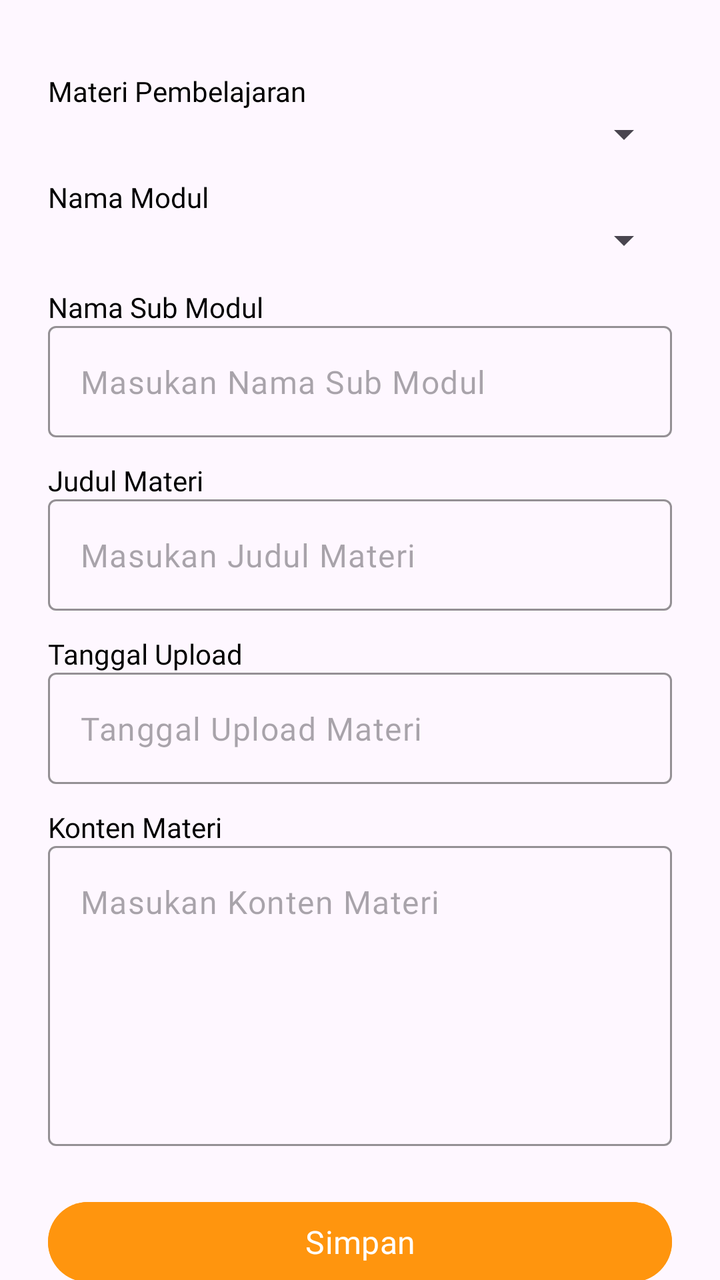
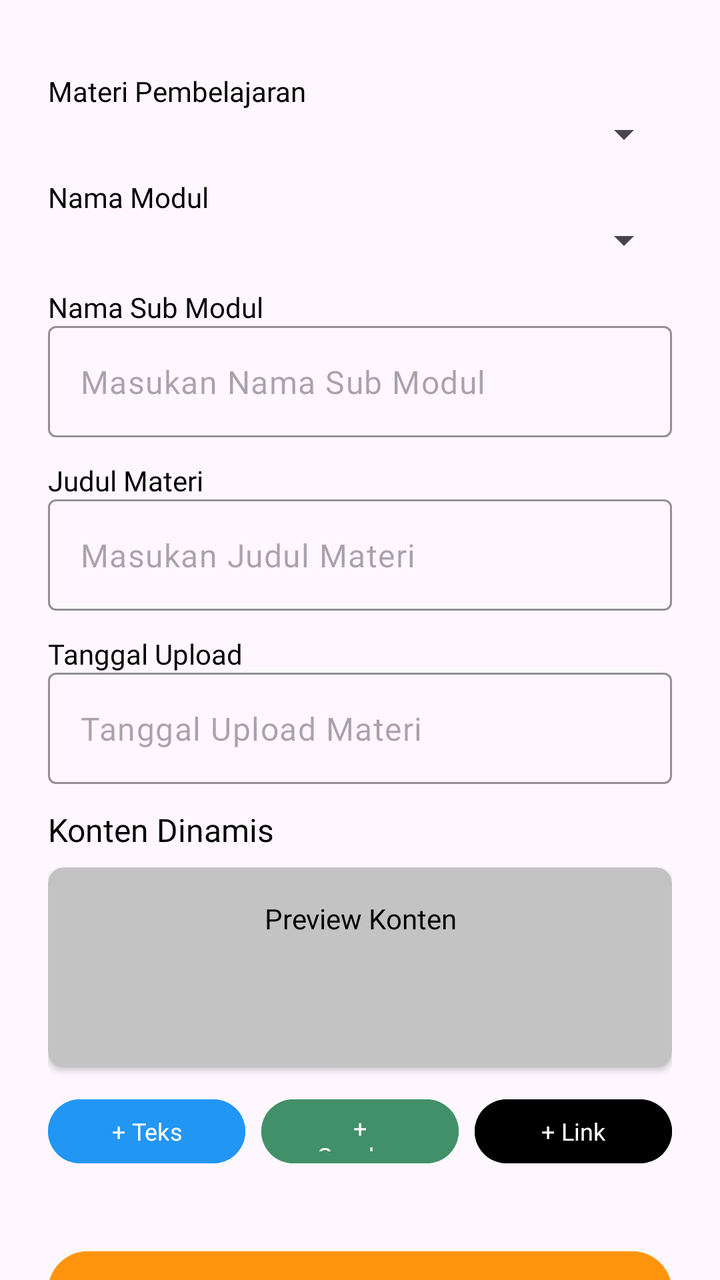

An Android layout rendered at two revisions. The XML below is the earlier revision; the diff shows what the commit changed to produce the second picture.
<!-- AndroidManifest.xml: another module's application theme Theme.PintuLogika -->
<!-- res/layout/fragment_tambah_materi.xml -->
<?xml version="1.0" encoding="utf-8"?>
<androidx.constraintlayout.widget.ConstraintLayout xmlns:android="http://schemas.android.com/apk/res/android"
    xmlns:app="http://schemas.android.com/apk/res-auto"
    xmlns:tools="http://schemas.android.com/tools"
    android:layout_width="match_parent"
    android:layout_height="match_parent"
    android:elevation="0dp"
    tools:context=".tambah_materi.TambahMateriFragment">

    
    <androidx.core.widget.NestedScrollView
        android:id="@+id/scroll_container"
        android:layout_width="match_parent"
        android:layout_height="0dp"
        android:layout_marginTop="20dp"
        android:fillViewport="true"
        android:orientation="vertical"
        app:layout_constraintEnd_toEndOf="parent"
        app:layout_constraintStart_toStartOf="parent"
        app:layout_constraintTop_toTopOf="parent"
        app:layout_constraintBottom_toBottomOf="parent">

        <LinearLayout
            android:layout_width="match_parent"
            android:layout_height="wrap_content"
            android:orientation="vertical"
            android:paddingHorizontal="24dp"
            android:paddingTop="16dp"
            android:paddingBottom="32dp">

            <TextView
                android:layout_height="wrap_content"
                android:layout_width="match_parent"
                android:textSize="14sp"
                android:textColor="@color/black"
                android:fontFamily="@font/poppins_medium"
                android:text="Materi Pembelajaran" />

            <com.google.android.material.textfield.TextInputLayout
                android:id="@+id/til_materi_pembelajaran"
                style="@style/Widget.Material3.TextInputLayout.OutlinedBox"
                android:layout_width="match_parent"
                android:layout_height="wrap_content"
                app:boxStrokeColor="@color/orange_medium">

                
                
                
                
                
                
                

                <Spinner
                    android:id="@+id/spinnerMateriPembelajaran"
                    android:layout_width="match_parent"
                    android:layout_height="wrap_content" />

            </com.google.android.material.textfield.TextInputLayout>


            
            <TextView
                android:layout_width="wrap_content"
                android:layout_height="wrap_content"
                android:fontFamily="@font/poppins_medium"
                android:text="Nama Modul"
                android:layout_marginTop="10dp"
                android:textColor="@color/black"
                android:textSize="14sp" />

            <com.google.android.material.textfield.TextInputLayout
                android:id="@+id/til_nama_module"
                style="@style/Widget.Material3.TextInputLayout.OutlinedBox"
                android:layout_width="match_parent"
                android:layout_height="wrap_content"
                app:boxStrokeColor="@color/orange_medium">









                <Spinner
                    android:id="@+id/spinnerModul"
                    android:layout_width="match_parent"
                    android:layout_height="wrap_content"/>

            </com.google.android.material.textfield.TextInputLayout>

            
            <Space
                android:layout_width="match_parent"
                android:layout_height="12dp" />

            

            <TextView
                android:layout_width="wrap_content"
                android:layout_height="wrap_content"
                android:fontFamily="@font/poppins_medium"
                android:text="Nama Sub Modul"
                android:textColor="@color/black"
                android:textSize="14sp" />

            <com.google.android.material.textfield.TextInputLayout
                android:id="@+id/til_nama_submodul"
                style="@style/Widget.Material3.TextInputLayout.OutlinedBox"
                android:layout_width="match_parent"
                android:layout_height="wrap_content"
                app:hintEnabled="false"
                app:boxStrokeColor="@color/orange_medium">

                <com.google.android.material.textfield.TextInputEditText
                    android:id="@+id/et_nama_submodul"
                    android:layout_width="match_parent"
                    android:layout_height="wrap_content"
                    android:hint="Masukan Nama Sub Modul"
                    android:fontFamily="@font/poppins_medium"
                    android:textColor="@color/black" />


            </com.google.android.material.textfield.TextInputLayout>

            <Space
                android:layout_width="match_parent"
                android:layout_height="12dp" />

            
            <TextView
                android:layout_width="wrap_content"
                android:layout_height="wrap_content"
                android:fontFamily="@font/poppins_medium"
                android:text="Judul Materi"
                android:textColor="@color/black"
                android:textSize="14sp" />

            <com.google.android.material.textfield.TextInputLayout
                android:id="@+id/til_judul_materi"
                style="@style/Widget.Material3.TextInputLayout.OutlinedBox"
                android:layout_width="match_parent"
                android:layout_height="wrap_content"
                app:hintEnabled="false"
                app:boxStrokeColor="@color/orange_medium">

                <com.google.android.material.textfield.TextInputEditText
                    android:id="@+id/et_judul_materi"
                    android:layout_width="match_parent"
                    android:layout_height="wrap_content"
                    android:hint="Masukan Judul Materi"
                    android:fontFamily="@font/poppins_medium"
                    android:textColor="@color/black" />
            </com.google.android.material.textfield.TextInputLayout>

            <Space
                android:layout_width="match_parent"
                android:layout_height="12dp" />

            
            <TextView
                android:layout_width="wrap_content"
                android:layout_height="wrap_content"
                android:fontFamily="@font/poppins_medium"
                android:text="Tanggal Upload"
                android:textColor="@color/black"
                android:textSize="14sp" />

            <com.google.android.material.textfield.TextInputLayout
                android:id="@+id/til_tanggal_upload"
                style="@style/Widget.Material3.TextInputLayout.OutlinedBox"
                android:layout_width="match_parent"
                android:layout_height="wrap_content"
                app:hintEnabled="false"
                app:boxStrokeColor="@color/orange_medium"
                app:endIconMode="custom">

                <com.google.android.material.textfield.TextInputEditText
                    android:id="@+id/et_tanggal_upload"
                    android:layout_width="match_parent"
                    android:layout_height="wrap_content"
                    android:focusable="false"
                    android:fontFamily="@font/poppins_medium"
                    android:inputType="date"
                    android:hint="Tanggal Upload Materi"
                    android:textColor="@color/black" />
            </com.google.android.material.textfield.TextInputLayout>

            <Space
                android:layout_width="match_parent"
                android:layout_height="12dp" />

            
            <TextView
                android:layout_width="wrap_content"
                android:layout_height="wrap_content"
                android:fontFamily="@font/poppins_medium"
                android:text="Konten Materi"
                android:textColor="@color/black"
                android:textSize="14sp" />

            <com.google.android.material.textfield.TextInputLayout
                android:id="@+id/til_konten"
                style="@style/Widget.Material3.TextInputLayout.OutlinedBox"
                android:layout_width="match_parent"
                android:layout_height="wrap_content"
                app:hintEnabled="false"
                app:boxStrokeColor="@color/orange_medium">

                <com.google.android.material.textfield.TextInputEditText
                    android:id="@+id/et_konten"
                    android:layout_width="match_parent"
                    android:layout_height="150dp"
                    android:fontFamily="@font/poppins_medium"
                    android:gravity="start|top"
                    android:hint="Masukan Konten Materi"
                    android:inputType="textMultiLine"
                    android:textColor="@color/black" />
            </com.google.android.material.textfield.TextInputLayout>

            
            <Button
                android:id="@+id/btn_simpan"
                android:layout_width="match_parent"
                android:layout_height="48dp"
                android:layout_marginTop="24dp"
                android:backgroundTint="@color/orange_medium"
                android:fontFamily="@font/poppins_medium"
                android:stateListAnimator="@null"
                android:text="Simpan"
                android:textAllCaps="false"
                android:textColor="@color/white"
                android:textSize="16sp" />
        </LinearLayout>
    </androidx.core.widget.NestedScrollView>

</androidx.constraintlayout.widget.ConstraintLayout>
<!-- resources referenced by this layout -->
<resources>
  <color name="black">#FF000000</color>
  <color name="orange_medium">#FF950E</color>
  <color name="white">#FFFFFFFF</color>
  <style name="Theme.PintuLogika" parent="Base.Theme.PintuLogika" />
  <style name="Base.Theme.PintuLogika" parent="Theme.Material3.DayNight.NoActionBar">
          
          
      </style>
</resources>

<!-- the commit's change to res/layout/fragment_tambah_materi.xml (unified diff, before → after) -->
@@ -28,6 +28,7 @@
             android:paddingTop="16dp"
             android:paddingBottom="32dp">
 
+            
             <TextView
                 android:layout_height="wrap_content"
                 android:layout_width="match_parent"
@@ -43,21 +44,12 @@
                 android:layout_height="wrap_content"
                 app:boxStrokeColor="@color/orange_medium">
 
-                
-                
-                
-                
-                
-                
-                
-
                 <Spinner
                     android:id="@+id/spinnerMateriPembelajaran"
                     android:layout_width="match_parent"
                     android:layout_height="wrap_content" />
 
             </com.google.android.material.textfield.TextInputLayout>
-
 
             
             <TextView
@@ -76,14 +68,6 @@
                 android:layout_height="wrap_content"
                 app:boxStrokeColor="@color/orange_medium">
 
-
-
-
-
-
-
-
-
                 <Spinner
                     android:id="@+id/spinnerModul"
                     android:layout_width="match_parent"
@@ -91,13 +75,11 @@
 
             </com.google.android.material.textfield.TextInputLayout>
 
-            
             <Space
                 android:layout_width="match_parent"
                 android:layout_height="12dp" />
 
             
-
             <TextView
                 android:layout_width="wrap_content"
                 android:layout_height="wrap_content"
@@ -121,7 +103,6 @@
                     android:hint="Masukan Nama Sub Modul"
                     android:fontFamily="@font/poppins_medium"
                     android:textColor="@color/black" />
-
 
             </com.google.android.material.textfield.TextInputLayout>
 
@@ -196,29 +177,317 @@
             <TextView
                 android:layout_width="wrap_content"
                 android:layout_height="wrap_content"
-                android:fontFamily="@font/poppins_medium"
-                android:text="Konten Materi"
+                android:fontFamily="@font/poppins_bold"
+                android:text="Konten Dinamis"
                 android:textColor="@color/black"
-                android:textSize="14sp" />
-
-            <com.google.android.material.textfield.TextInputLayout
-                android:id="@+id/til_konten"
-                style="@style/Widget.Material3.TextInputLayout.OutlinedBox"
-                android:layout_width="match_parent"
-                android:layout_height="wrap_content"
-                app:hintEnabled="false"
-                app:boxStrokeColor="@color/orange_medium">
-
-                <com.google.android.material.textfield.TextInputEditText
-                    android:id="@+id/et_konten"
-                    android:layout_width="match_parent"
-                    android:layout_height="150dp"
-                    android:fontFamily="@font/poppins_medium"
-                    android:gravity="start|top"
-                    android:hint="Masukan Konten Materi"
-                    android:inputType="textMultiLine"
-                    android:textColor="@color/black" />
-            </com.google.android.material.textfield.TextInputLayout>
+                android:textSize="16sp"
+                android:layout_marginBottom="8dp" />
+
+            
+            <LinearLayout
+                android:id="@+id/dynamic_content_container"
+                android:layout_width="match_parent"
+                android:layout_height="wrap_content"
+                android:orientation="vertical">
+
+                
+                <androidx.cardview.widget.CardView
+                    android:layout_width="match_parent"
+                    android:layout_height="wrap_content"
+                    android:layout_marginBottom="12dp"
+                    app:cardCornerRadius="8dp"
+                    app:cardElevation="2dp"
+                    app:cardBackgroundColor="@color/gray_500">
+
+                    <LinearLayout
+                        android:id="@+id/content_preview"
+                        android:layout_width="match_parent"
+                        android:layout_height="wrap_content"
+                        android:orientation="vertical"
+                        android:padding="16dp"
+                        android:minHeight="100dp">
+
+                        <TextView
+                            android:layout_width="match_parent"
+                            android:layout_height="wrap_content"
+                            android:text="Preview Konten"
+                            android:fontFamily="@font/poppins_medium"
+                            android:textSize="14sp"
+                            android:textColor="@color/black"
+                            android:gravity="center"
+                            android:layout_gravity="center" />
+
+                    </LinearLayout>
+
+                </androidx.cardview.widget.CardView>
+
+                
+                <LinearLayout
+                    android:layout_width="match_parent"
+                    android:layout_height="wrap_content"
+                    android:orientation="horizontal"
+                    android:gravity="center"
+                    android:layout_marginBottom="12dp">
+
+                    <Button
+                        android:id="@+id/btn_add_text"
+                        android:layout_width="0dp"
+                        android:layout_height="40dp"
+                        android:layout_weight="1"
+                        android:layout_marginEnd="4dp"
+                        android:backgroundTint="@color/blue_medium"
+                        android:fontFamily="@font/poppins_medium"
+                        android:stateListAnimator="@null"
+                        android:text="+ Teks"
+                        android:textAllCaps="false"
+                        android:textColor="@color/white"
+                        android:textSize="12sp" />
+
+                    <Button
+                        android:id="@+id/btn_add_image"
+                        android:layout_width="0dp"
+                        android:layout_height="40dp"
+                        android:layout_weight="1"
+                        android:layout_marginHorizontal="4dp"
+                        android:backgroundTint="@color/green_500"
+                        android:fontFamily="@font/poppins_medium"
+                        android:stateListAnimator="@null"
+                        android:text="+ Gambar"
+                        android:textAllCaps="false"
+                        android:textColor="@color/white"
+                        android:textSize="12sp" />
+
+                    <Button
+                        android:id="@+id/btn_add_link"
+                        android:layout_width="0dp"
+                        android:layout_height="40dp"
+                        android:layout_weight="1"
+                        android:layout_marginStart="4dp"
+                        android:backgroundTint="@color/black"
+                        android:fontFamily="@font/poppins_medium"
+                        android:stateListAnimator="@null"
+                        android:text="+ Link"
+                        android:textAllCaps="false"
+                        android:textColor="@color/white"
+                        android:textSize="12sp" />
+
+                </LinearLayout>
+
+                
+                <androidx.cardview.widget.CardView
+                    android:id="@+id/editor_card"
+                    android:layout_width="match_parent"
+                    android:layout_height="wrap_content"
+                    android:visibility="gone"
+                    app:cardCornerRadius="8dp"
+                    app:cardElevation="2dp"
+                    app:cardBackgroundColor="@color/white"
+                    android:layout_marginBottom="12dp">
+
+                    <LinearLayout
+                        android:layout_width="match_parent"
+                        android:layout_height="wrap_content"
+                        android:orientation="vertical"
+                        android:padding="16dp">
+
+                        <TextView
+                            android:id="@+id/editor_title"
+                            android:layout_width="match_parent"
+                            android:layout_height="wrap_content"
+                            android:text="Tambah Konten"
+                            android:fontFamily="@font/poppins_medium"
+                            android:textSize="14sp"
+                            android:textColor="@color/black"
+                            android:layout_marginBottom="8dp" />
+
+                        
+                        <LinearLayout
+                            android:id="@+id/text_editor"
+                            android:layout_width="match_parent"
+                            android:layout_height="wrap_content"
+                            android:orientation="vertical"
+                            android:visibility="gone">
+
+                            <com.google.android.material.textfield.TextInputLayout
+                                style="@style/Widget.Material3.TextInputLayout.OutlinedBox"
+                                android:layout_width="match_parent"
+                                android:layout_height="wrap_content"
+                                app:boxStrokeColor="@color/orange_medium">
+
+                                <com.google.android.material.textfield.TextInputEditText
+                                    android:id="@+id/et_text_content"
+                                    android:layout_width="match_parent"
+                                    android:layout_height="wrap_content"
+                                    android:hint="Masukan teks"
+                                    android:fontFamily="@font/poppins_medium"
+                                    android:textColor="@color/black"
+                                    android:inputType="textMultiLine"
+                                    android:minLines="3" />
+
+                            </com.google.android.material.textfield.TextInputLayout>
+
+                            
+                            <LinearLayout
+                                android:layout_width="match_parent"
+                                android:layout_height="wrap_content"
+                                android:orientation="horizontal"
+                                android:layout_marginTop="8dp">
+
+                                <Spinner
+                                    android:id="@+id/spinner_text_style"
+                                    android:layout_width="0dp"
+                                    android:layout_height="wrap_content"
+                                    android:layout_weight="1"
+                                    android:layout_marginEnd="8dp" />
+
+                                <Spinner
+                                    android:id="@+id/spinner_text_align"
+                                    android:layout_width="0dp"
+                                    android:layout_height="wrap_content"
+                                    android:layout_weight="1" />
+
+                            </LinearLayout>
+
+                        </LinearLayout>
+
+                        
+                        <LinearLayout
+                            android:id="@+id/image_editor"
+                            android:layout_width="match_parent"
+                            android:layout_height="wrap_content"
+                            android:orientation="vertical"
+                            android:visibility="gone">
+
+                            <Button
+                                android:id="@+id/btn_select_image"
+                                android:layout_width="match_parent"
+                                android:layout_height="48dp"
+                                android:backgroundTint="@color/gray_500"
+                                android:fontFamily="@font/poppins_medium"
+                                android:stateListAnimator="@null"
+                                android:text="Pilih Gambar"
+                                android:textAllCaps="false"
+                                android:textColor="@color/white"
+                                android:textSize="14sp"
+                                android:layout_marginBottom="8dp" />
+
+                            <ImageView
+                                android:id="@+id/iv_preview"
+                                android:layout_width="match_parent"
+                                android:layout_height="150dp"
+                                android:scaleType="centerCrop"
+                                android:background="@color/blue_light"
+                                android:visibility="gone" />
+
+                            <com.google.android.material.textfield.TextInputLayout
+                                style="@style/Widget.Material3.TextInputLayout.OutlinedBox"
+                                android:layout_width="match_parent"
+                                android:layout_height="wrap_content"
+                                app:boxStrokeColor="@color/orange_medium"
+                                android:layout_marginTop="8dp">
+
+                                <com.google.android.material.textfield.TextInputEditText
+                                    android:id="@+id/et_image_caption"
+                                    android:layout_width="match_parent"
+                                    android:layout_height="wrap_content"
+                                    android:hint="Caption gambar (opsional)"
+                                    android:fontFamily="@font/poppins_medium"
+                                    android:textColor="@color/black" />
+
+                            </com.google.android.material.textfield.TextInputLayout>
+
+                            <Spinner
+                                android:id="@+id/spinner_image_align"
+                                android:layout_width="match_parent"
+                                android:layout_height="wrap_content"
+                                android:layout_marginTop="8dp" />
+
+                        </LinearLayout>
+
+                        
+                        <LinearLayout
+                            android:id="@+id/link_editor"
+                            android:layout_width="match_parent"
+                            android:layout_height="wrap_content"
+                            android:orientation="vertical"
+                            android:visibility="gone">
+
+                            <com.google.android.material.textfield.TextInputLayout
+                                style="@style/Widget.Material3.TextInputLayout.OutlinedBox"
+                                android:layout_width="match_parent"
+                                android:layout_height="wrap_content"
+                                app:boxStrokeColor="@color/orange_medium"
+                                android:layout_marginBottom="8dp">
+
+                                <com.google.android.material.textfield.TextInputEditText
+                                    android:id="@+id/et_link_text"
+                                    android:layout_width="match_parent"
+                                    android:layout_height="wrap_content"
+                                    android:hint="Teks link"
+                                    android:fontFamily="@font/poppins_medium"
+                                    android:textColor="@color/black" />
+
+                            </com.google.android.material.textfield.TextInputLayout>
+
+                            <com.google.android.material.textfield.TextInputLayout
+                                style="@style/Widget.Material3.TextInputLayout.OutlinedBox"
+                                android:layout_width="match_parent"
+                                android:layout_height="wrap_content"
+                                app:boxStrokeColor="@color/orange_medium">
+
+                                <com.google.android.material.textfield.TextInputEditText
+                                    android:id="@+id/et_link_url"
+                                    android:layout_width="match_parent"
+                                    android:layout_height="wrap_content"
+                                    android:hint="URL link"
+                                    android:fontFamily="@font/poppins_medium"
+                                    android:textColor="@color/black"
+                                    android:inputType="textUri" />
+
+                            </com.google.android.material.textfield.TextInputLayout>
+
+                        </LinearLayout>
+
+                        
+                        <LinearLayout
+                            android:layout_width="match_parent"
+                            android:layout_height="wrap_content"
+                            android:orientation="horizontal"
+                            android:layout_marginTop="16dp"
+                            android:gravity="end">
+
+                            <Button
+                                android:id="@+id/btn_cancel_edit"
+                                android:layout_width="wrap_content"
+                                android:layout_height="36dp"
+                                android:backgroundTint="@color/black"
+                                android:fontFamily="@font/poppins_medium"
+                                android:stateListAnimator="@null"
+                                android:text="Batal"
+                                android:textAllCaps="false"
+                                android:textColor="@color/white"
+                                android:textSize="12sp"
+                                android:layout_marginEnd="8dp" />
+
+                            <Button
+                                android:id="@+id/btn_add_content"
+                                android:layout_width="wrap_content"
+                                android:layout_height="36dp"
+                                android:backgroundTint="@color/orange_medium"
+                                android:fontFamily="@font/poppins_medium"
+                                android:stateListAnimator="@null"
+                                android:text="Tambah"
+                                android:textAllCaps="false"
+                                android:textColor="@color/white"
+                                android:textSize="12sp" />
+
+                        </LinearLayout>
+
+                    </LinearLayout>
+
+                </androidx.cardview.widget.CardView>
+
+            </LinearLayout>
 
             
             <Button
@@ -229,11 +498,13 @@
                 android:backgroundTint="@color/orange_medium"
                 android:fontFamily="@font/poppins_medium"
                 android:stateListAnimator="@null"
-                android:text="Simpan"
+                android:text="Simpan Materi"
                 android:textAllCaps="false"
                 android:textColor="@color/white"
                 android:textSize="16sp" />
+
         </LinearLayout>
+
     </androidx.core.widget.NestedScrollView>
 
 </androidx.constraintlayout.widget.ConstraintLayout>
<!-- resource entries referenced after the edit -->
@@ -1,6 +1,10 @@
 <!-- resources referenced by this layout -->
 <resources>
   <color name="black">#FF000000</color>
+  <color name="blue_light">#90CAF9</color>
+  <color name="blue_medium">#2196F3</color>
+  <color name="gray_500">#C3C3C3</color>
+  <color name="green_500">#429069</color>
   <color name="orange_medium">#FF950E</color>
   <color name="white">#FFFFFFFF</color>
   <style name="Theme.PintuLogika" parent="Base.Theme.PintuLogika" />
